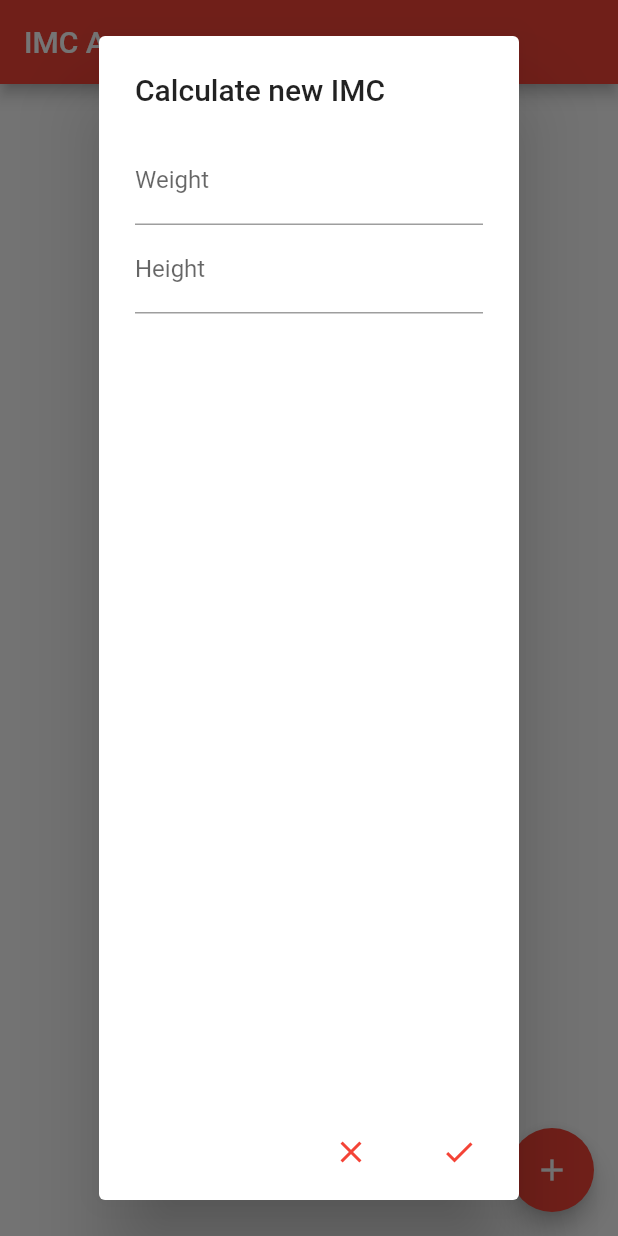
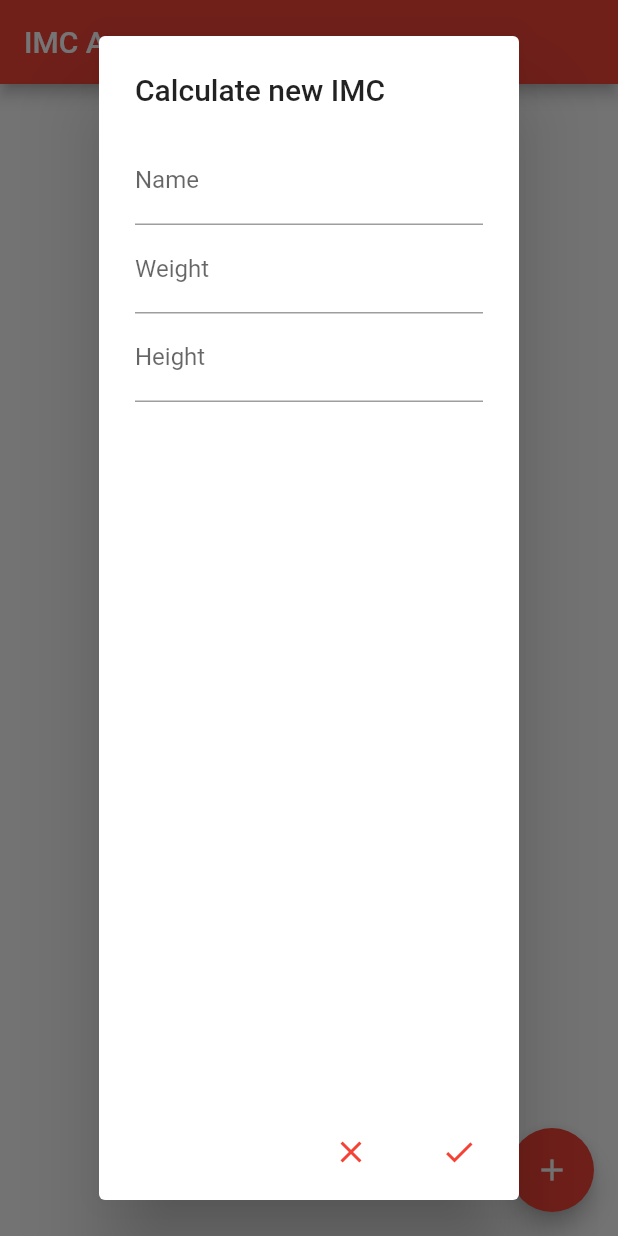
Before and after one commit to lopssRhu4n/flutter-dio-local-saving, a Flutter app: the screen it shows after launch, after a tap on the "add" icon, on a phone screen of 412 x 824 dp. Run offline on Flutter 3.47's test engine with Material 2 defaults, Android fonts, the phone set to English and light mode, and no system bars; our stand-ins replace google_fonts, hive; accounts and stored records are empty.

Commit message:
Adicionando funcionalidades de persistência local de dados

```diff
--- a/lib/app.dart
+++ b/lib/app.dart
@@ -1,6 +1,6 @@
 import 'package:flutter/material.dart';
 import 'package:google_fonts/google_fonts.dart';
-import 'package:imc_app/pages/imc/create.dart';
+import 'package:imc_app/pages/imc_page.dart';
 
 class App extends StatelessWidget {
   const App({super.key});
--- a/lib/classes/imc.dart
+++ /dev/null
@@ -1,58 +0,0 @@
-import 'dart:math';
-
-import 'package:flutter/material.dart';
-
-class IMC {
-  final String _id = UniqueKey().toString();
-  double _weight = 0;
-  double _height = 0;
-  double _imcValue = 0;
-  String _classification = "";
-
-  IMC(this._height, this._weight);
-
-  String get id => _id;
-  double get weight => _weight;
-  double get height => _height;
-  double get imc => _imcValue;
-  String get classification => _classification;
-
-  set weight(double w) {
-    if (w > 0 && w < 200) {
-      _weight = w;
-    }
-  }
-
-  set height(double h) {
-    if (h > 0 && h < 2.30) {
-      _height = h;
-    }
-  }
-
-  void calculateIMC() {
-    if (_height != 0 && _weight != 0) {
-      _imcValue = _weight / pow(_height, 2);
-      defineClassification();
-    }
-  }
-
-  void defineClassification() {
-    if (_imcValue < 16) {
-      _classification = "Serious Thinness";
-    } else if (_imcValue < 17) {
-      _classification = "Moderated Thinness";
-    } else if (_imcValue < 18.5) {
-      _classification = "Small Thinness";
-    } else if (_imcValue < 25) {
-      _classification = "Healthy";
-    } else if (_imcValue < 30) {
-      _classification = "OverWeight";
-    } else if (_imcValue < 35) {
-      _classification = "Obesity 1";
-    } else if (_imcValue < 40) {
-      _classification = "Obesity 2";
-    } else {
-      _classification = "Obesity 3";
-    }
-  }
-}
--- a/lib/main.dart
+++ b/lib/main.dart
@@ -1,6 +1,13 @@
 import 'package:flutter/material.dart';
+import 'package:hive/hive.dart';
 import 'package:imc_app/app.dart';
+import 'package:imc_app/models/imc_model.dart';
+import 'package:path_provider/path_provider.dart';
 
-void main() {
+void main() async {
+  WidgetsFlutterBinding.ensureInitialized();
+  var docsDir = await getApplicationDocumentsDirectory();
+  Hive.init(docsDir.path);
+  Hive.registerAdapter(IMCModelAdapter());
   runApp(const App());
 }
--- /dev/null
+++ b/lib/models/imc_model.dart
@@ -0,0 +1,53 @@
+import 'dart:math';
+
+import 'package:hive/hive.dart';
+part 'imc_model.g.dart';
+
+@HiveType(typeId: 0)
+class IMCModel extends HiveObject {
+  @HiveField(0)
+  String name = "";
+
+  @HiveField(1)
+  double height = 0;
+
+  @HiveField(2)
+  double weight = 0;
+
+  @HiveField(3)
+  double imc = 0;
+
+  @HiveField(4)
+  String classification = "";
+
+  IMCModel();
+
+  IMCModel.create(this.name, this.height, this.weight);
+  void calculateIMC() {
+    if (height != 0 && weight != 0) {
+      imc = weight / pow(height, 2);
+      defineClassification();
+      // save();
+    }
+  }
+
+  void defineClassification() {
+    if (imc < 16) {
+      classification = "Serious Thinness";
+    } else if (imc < 17) {
+      classification = "Moderated Thinness";
+    } else if (imc < 18.5) {
+      classification = "Small Thinness";
+    } else if (imc < 25) {
+      classification = "Healthy";
+    } else if (imc < 30) {
+      classification = "OverWeight";
+    } else if (imc < 35) {
+      classification = "Obesity 1";
+    } else if (imc < 40) {
+      classification = "Obesity 2";
+    } else {
+      classification = "Obesity 3";
+    }
+  }
+}
--- a/lib/pages/imc/create.dart
+++ b/lib/pages/imc_page.dart
@@ -1,5 +1,6 @@
 import 'package:flutter/material.dart';
-import 'package:imc_app/classes/imc.dart';
+// import 'package:imc_app/classes/imc.dart';
+import 'package:imc_app/models/imc_model.dart';
 import 'package:imc_app/repositories/imc_repo.dart';
 
 class CreateIMCPage extends StatefulWidget {
@@ -10,11 +11,12 @@ class CreateIMCPage extends StatefulWidget {
 }
 
 class _CreateIMCPageState extends State<CreateIMCPage> {
+  var imcNameController = TextEditingController(text: "");
   var imcHeightController = TextEditingController(text: "");
   var imcWeightController = TextEditingController(text: "");
-  var imcRepo = IMCRepository();
+  late IMCRepository imcRepo;
   // ignore: non_constant_identifier_names
-  var _IMCs = <IMC>[];
+  var _IMCs = <IMCModel>[];
 
   Widget imcCreationDialog(BuildContext bc) {
     return AlertDialog(
@@ -22,10 +24,17 @@ class _CreateIMCPageState extends State<CreateIMCPage> {
       content: Column(
         children: [
           TextField(
+            keyboardType: TextInputType.name,
+            controller: imcNameController,
+            decoration: const InputDecoration(labelText: "Name"),
+          ),
+          TextField(
+            keyboardType: TextInputType.number,
             controller: imcWeightController,
             decoration: const InputDecoration(labelText: "Weight"),
           ),
           TextField(
+            keyboardType: TextInputType.number,
             controller: imcHeightController,
             decoration: const InputDecoration(labelText: "Height"),
           )
@@ -45,12 +54,12 @@ class _CreateIMCPageState extends State<CreateIMCPage> {
   }
 
   void onCalculateNewImc() {
+    var name = imcNameController.text;
     var parsedHeight = double.tryParse(imcHeightController.text);
-    print(parsedHeight);
     var parsedWeight = double.tryParse(imcWeightController.text);
-    print(parsedWeight);
+
     if (parsedHeight != null && parsedWeight != null) {
-      var imc = IMC(parsedHeight, parsedWeight);
+      var imc = IMCModel.create(name, parsedHeight, parsedWeight);
       imc.calculateIMC();
       imcRepo.saveNew(imc);
       cleanControllers();
@@ -69,18 +78,25 @@ class _CreateIMCPageState extends State<CreateIMCPage> {
   }
 
   void cleanControllers() {
+    imcNameController.text = "";
     imcHeightController.text = "";
     imcWeightController.text = "";
   }
 
   void retrieveIMCs() {
     _IMCs = imcRepo.listAll();
+    setState(() {});
   }
 
   @override
   void initState() {
     super.initState();
-    _IMCs = imcRepo.listAll();
+    loadData();
+  }
+
+  void loadData() async {
+    imcRepo = await IMCRepository.carregar();
+    retrieveIMCs();
   }
 
   @override
@@ -107,21 +123,29 @@ class _CreateIMCPageState extends State<CreateIMCPage> {
                   itemBuilder: (BuildContext bc, int index) {
                     var imc = _IMCs[index];
                     return Dismissible(
-                      key: Key(imc.id),
+                      key: Key(imc.key.toString()),
                       child: ListTile(
                           title:
                               Text("IMC value: ${imc.imc.toStringAsFixed(2)}"),
-                          subtitle:
+                          subtitle: Column(
+                            crossAxisAlignment: CrossAxisAlignment.start,
+                            children: [
                               Text("Classification: ${imc.classification}"),
+                              Text("Name: ${imc.name}")
+                            ],
+                          ),
                           trailing: InkWell(
                             child: const Icon(Icons.close_rounded),
                             onTap: () {
                               imcRepo.delete(imc);
+                              retrieveIMCs();
                               setState(() {});
                             },
                           )),
                       onDismissed: (DismissDirection dismissDirection) async {
                         imcRepo.delete(imc);
+                        retrieveIMCs();
+                        setState(() {});
                       },
                     );
                   },
--- a/lib/repositories/imc_repo.dart
+++ b/lib/repositories/imc_repo.dart
@@ -1,21 +1,34 @@
-import 'package:imc_app/classes/imc.dart';
+import 'package:hive/hive.dart';
+import 'package:imc_app/models/imc_model.dart';
 
 class IMCRepository {
-  final List<IMC> _list = [];
+  static const boxName = 'imcModel';
+  static late Box _box;
 
-  List<IMC> listAll() {
-    return _list;
+  IMCRepository._create();
+
+  static Future<IMCRepository> carregar() async {
+    if (Hive.isBoxOpen(boxName)) {
+      _box = Hive.box(boxName);
+    } else {
+      _box = await Hive.openBox(boxName);
+    }
+    return IMCRepository._create();
   }
 
-  void saveNew(IMC imc) {
-    _list.add(imc);
+  List<IMCModel> listAll() {
+    return _box.values.cast<IMCModel>().toList();
   }
 
-  void delete(IMC imc) {
-    _list.remove(imc);
+  void saveNew(IMCModel imc) {
+    _box.add(imc);
+  }
+
+  void delete(IMCModel imc) {
+    imc.delete();
   }
 
   bool isEmpty() {
-    return _list.isEmpty;
+    return listAll().isEmpty;
   }
 }
--- a/pubspec.yaml
+++ b/pubspec.yaml
@@ -31,6 +31,8 @@ dependencies:
   flutter:
     sdk: flutter
   google_fonts: ^6.1.0
+  hive: ^2.2.3
+  path_provider: ^2.1.1
 
 
   # The following adds the Cupertino Icons font to your application.
@@ -40,6 +42,9 @@ dependencies:
 dev_dependencies:
   flutter_test:
     sdk: flutter
+  hive_generator: ^2.0.1
+  build_runner: ^2.4.6
+
 
   # The "flutter_lints" package below contains a set of recommended lints to
   # encourage good coding practices. The lint set provided by the package is
```
Also changed, not shown: lib/classes/user.dart (deleted, +0 -29 lines), lib/models/imc_model.g.dart (added), pubspec.lock.
